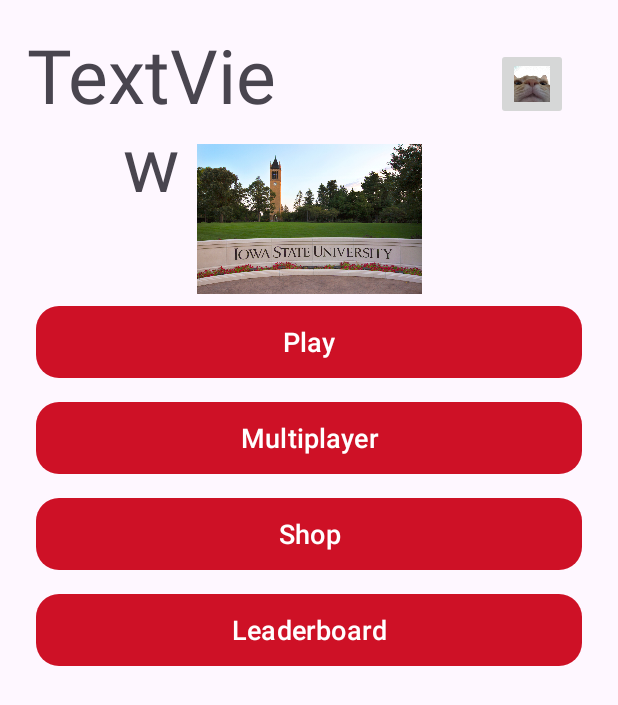
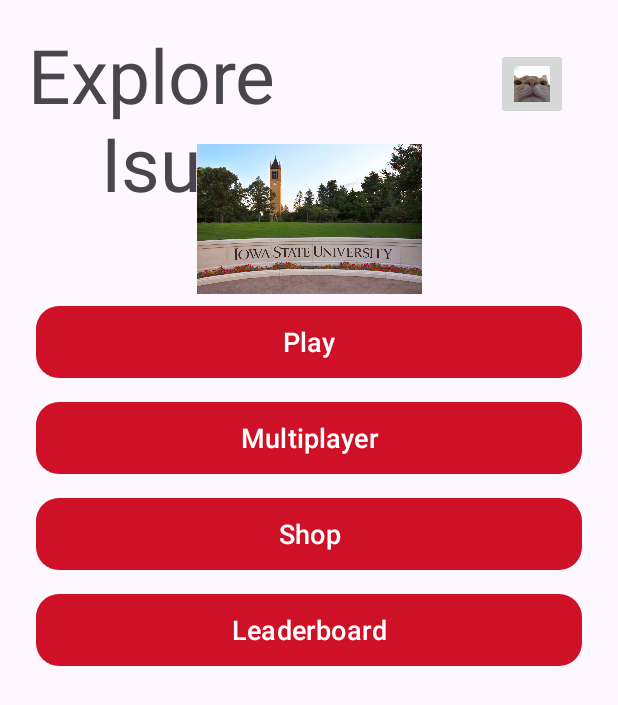
Before and after one commit to noahgoche/isugeoguessr, an Android app: the layout activity_home.xml on its own in the app's theme, with its tools: preview values and no code run, on a phone screen of 412 x 824 dp. Shown: the top 705 px of the screen. Run offline under Robolectric (Android 15) with nearby library versions, the phone set to English and light mode, and no system bars.

Commit message:
Home page update

```diff
--- a/Frontend/app/src/main/res/layout/activity_home.xml
+++ b/Frontend/app/src/main/res/layout/activity_home.xml
@@ -89,7 +89,7 @@
         android:id="@+id/welcomeText"
         android:layout_width="170dp"
         android:layout_height="wrap_content"
-        android:text="TextView"
+        android:text="Explore Isu"
         android:textAlignment="center"
         android:textSize="75px" />
 
```
